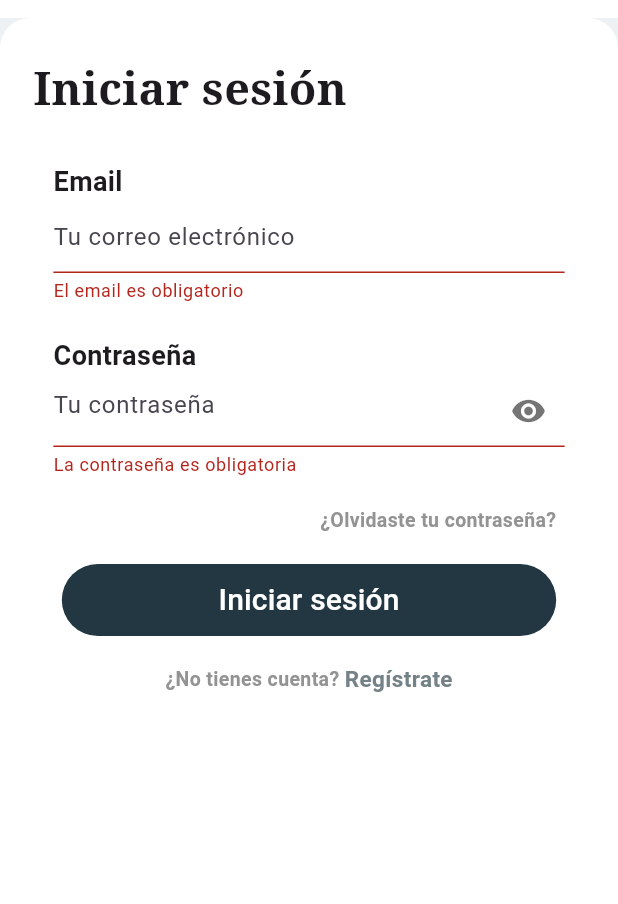
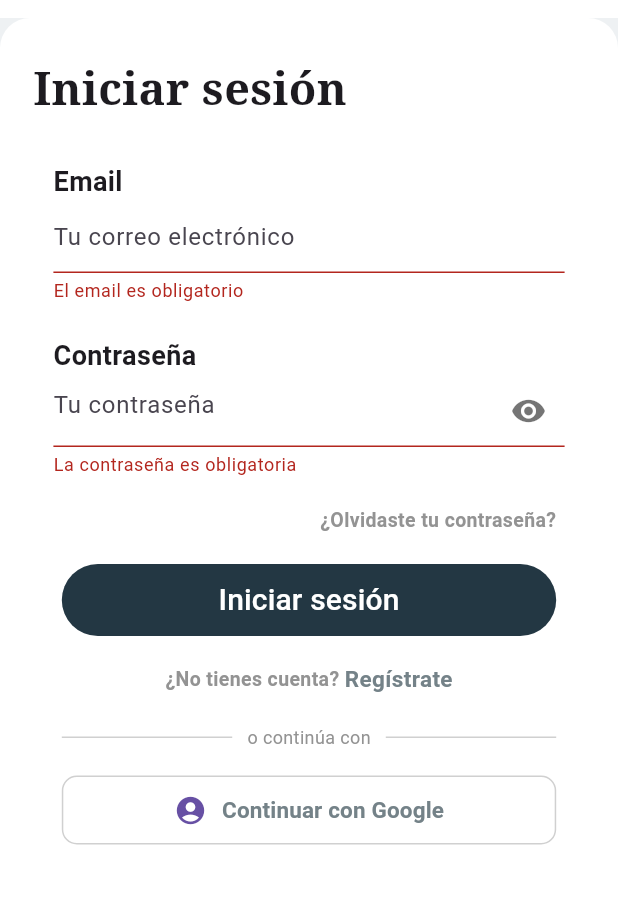
Before and after one commit to LFIT16/Front-RutaFormalizacion, a Flutter app: the screen it shows after launch, after a tap on "Iniciar sesión", on a phone screen of 412 x 824 dp, the part 297-1201 px from its top. Run offline on Flutter 3.47's test engine with Material 3 defaults, Android fonts, the phone set to English and light mode, and no system bars; our stand-ins replace email_validator, firebase_auth, firebase_core, flutter_dotenv, google_sign_in, image_picker and 1 more; accounts and stored records are empty; network calls fail.

Commit message:
Login-Login/Google

```diff
--- a/lib/components/login_page.dart
+++ b/lib/components/login_page.dart
@@ -4,12 +4,12 @@ import 'package:login_signup/components/common/page_header.dart';
 import 'package:login_signup/components/forget_password_page.dart';
 import 'package:login_signup/components/signup_page.dart';
 import 'package:login_signup/components/verify_code_page.dart';
+import 'package:login_signup/components/home_page.dart';
+import 'package:login_signup/components/common/page_heading.dart';
+import 'package:login_signup/components/common/custom_form_button.dart';
+import 'package:login_signup/services/auth_service.dart';
+import 'package:login_signup/services/token_service.dart';
 import 'package:email_validator/email_validator.dart';
-import 'package:login_signup/components/common/page_heading.dart';
-import 'package:login_signup/services/auth_service.dart';
-
-import 'package:login_signup/components/common/custom_form_button.dart';
-
 
 class LoginPage extends StatefulWidget {
   const LoginPage({Key? key}) : super(key: key);
@@ -19,7 +19,6 @@ class LoginPage extends StatefulWidget {
 }
 
 class _LoginPageState extends State<LoginPage> {
-  //
   final _loginFormKey = GlobalKey<FormState>();
   final TextEditingController _emailController = TextEditingController();
   final TextEditingController _passwordController = TextEditingController();
@@ -32,6 +31,91 @@ class _LoginPageState extends State<LoginPage> {
     super.dispose();
   }
 
+  // ─── LOGIN TRADICIONAL ────────────────────────────────────────────────────
+  void _handleLoginUser() async {
+    if (!_loginFormKey.currentState!.validate()) return;
+
+    setState(() => _isLoading = true);
+
+    final result = await AuthService.loginUser(
+      email: _emailController.text,
+      password: _passwordController.text,
+    );
+
+    setState(() => _isLoading = false);
+
+    if (!mounted) return;
+
+    if (result['success']) {
+      ScaffoldMessenger.of(context).showSnackBar(
+        SnackBar(
+          content: Text(result['message'] ?? 'Credenciales verificadas'),
+          backgroundColor: Colors.green,
+        ),
+      );
+      await Future.delayed(const Duration(milliseconds: 500));
+      if (mounted) {
+        Navigator.push(
+          context,
+          MaterialPageRoute(
+            builder: (context) => VerifyCodePage(
+              email: _emailController.text,
+              purpose: 'LOGIN',
+            ),
+          ),
+        );
+      }
+    } else {
+      ScaffoldMessenger.of(context).showSnackBar(
+        SnackBar(
+          content: Text(result['error'] ?? 'Error en el login'),
+          backgroundColor: Colors.red,
+        ),
+      );
+    }
+  }
+
+  // ─── LOGIN CON GOOGLE ────────────────────────────────────────────────────
+  void _handleGoogleLogin() async {
+    setState(() => _isLoading = true);
+
+    final result = await AuthService.loginWithGoogle();
+
+    setState(() => _isLoading = false);
+
+    if (!mounted) return;
+
+    if (result['success']) {
+      await TokenService.saveToken(result['token']);
+      await TokenService.saveUserInfo(
+        email: result['email'],
+        name: result['name'],
+      );
+      ScaffoldMessenger.of(context).showSnackBar(
+        const SnackBar(
+          content: Text('¡Bienvenido con Google!'),
+          backgroundColor: Colors.green,
+        ),
+      );
+      await Future.delayed(const Duration(milliseconds: 300));
+      if (mounted) {
+        Navigator.pushAndRemoveUntil(
+          context,
+          MaterialPageRoute(builder: (context) => const HomePage()),
+          (route) => false,
+        );
+      }
+    } else {
+      ScaffoldMessenger.of(context).showSnackBar(
+        SnackBar(
+          content: Text(result['error'] ?? 'Error con Google'),
+          backgroundColor: Colors.red,
+        ),
+      );
+    }
+  }
+
+  // ─── UI ──────────────────────────────────────────────────────────────────
   @override
   Widget build(BuildContext context) {
     Size size = MediaQuery.of(context).size;
@@ -45,29 +129,33 @@ class _LoginPageState extends State<LoginPage> {
               child: Container(
                 decoration: const BoxDecoration(
                   color: Colors.white,
-                    borderRadius: BorderRadius.vertical(top: Radius.circular(20),),
+                  borderRadius: BorderRadius.vertical(top: Radius.circular(20)),
                 ),
                 child: SingleChildScrollView(
                   child: Form(
                     key: _loginFormKey,
                     child: Column(
                       children: [
-                          const PageHeading(title: 'Iniciar sesión',),
+                        const PageHeading(title: 'Iniciar sesión'),
+
+                        // ── Campo email ──────────────────────────────────
                         CustomInputField(
                           controller: _emailController,
                           labelText: 'Email',
                           hintText: 'Tu correo electrónico',
                           validator: (textValue) {
-                              if(textValue == null || textValue.isEmpty) {
+                            if (textValue == null || textValue.isEmpty) {
                               return 'El email es obligatorio';
                             }
-                              if(!EmailValidator.validate(textValue)) {
+                            if (!EmailValidator.validate(textValue)) {
                               return 'Por favor ingresa un email válido';
                             }
                             return null;
-                            }
+                          },
                         ),
-                          const SizedBox(height: 16,),
+                        const SizedBox(height: 16),
+
+                        // ── Campo contraseña ─────────────────────────────
                         CustomInputField(
                           controller: _passwordController,
                           labelText: 'Contraseña',
@@ -75,20 +163,24 @@ class _LoginPageState extends State<LoginPage> {
                           obscureText: true,
                           suffixIcon: true,
                           validator: (textValue) {
-                              if(textValue == null || textValue.isEmpty) {
+                            if (textValue == null || textValue.isEmpty) {
                               return 'La contraseña es obligatoria';
                             }
                             return null;
                           },
                         ),
-                          const SizedBox(height: 16,),
+                        const SizedBox(height: 16),
+
+                        // ── ¿Olvidaste tu contraseña? ────────────────────
                         Container(
                           width: size.width * 0.80,
                           alignment: Alignment.centerRight,
                           child: GestureDetector(
-                              onTap: () => {
-                                Navigator.push(context, MaterialPageRoute(builder: (context) => const ForgetPasswordPage()))
-                              },
+                            onTap: () => Navigator.push(
+                              context,
+                              MaterialPageRoute(
+                                  builder: (context) => const ForgetPasswordPage()),
+                            ),
                             child: const Text(
                               '¿Olvidaste tu contraseña?',
                               style: TextStyle(
@@ -99,27 +191,104 @@ class _LoginPageState extends State<LoginPage> {
                             ),
                           ),
                         ),
-                          const SizedBox(height: 20,),
+                        const SizedBox(height: 20),
+
+                        // ── Botón iniciar sesión ─────────────────────────
                         _isLoading
                             ? const CircularProgressIndicator()
-                              : CustomFormButton(innerText: 'Iniciar sesión', onPressed: _handleLoginUser,),
-                          const SizedBox(height: 18,),
+                            : CustomFormButton(
+                                innerText: 'Iniciar sesión',
+                                onPressed: _handleLoginUser,
+                              ),
+                        const SizedBox(height: 18),
+
+                        // ── ¿No tienes cuenta? ───────────────────────────
                         SizedBox(
                           width: size.width * 0.8,
                           child: Row(
                             mainAxisAlignment: MainAxisAlignment.center,
                             children: [
-                                const Text('¿No tienes cuenta? ', style: TextStyle(fontSize: 13, color: Color(0xff939393), fontWeight: FontWeight.bold),),
+                              const Text(
+                                '¿No tienes cuenta? ',
+                                style: TextStyle(
+                                    fontSize: 13,
+                                    color: Color(0xff939393),
+                                    fontWeight: FontWeight.bold),
+                              ),
                               GestureDetector(
-                                  onTap: () => {
-                                    Navigator.push(context, MaterialPageRoute(builder: (context) => const SignupPage()))
-                                  },
-                                  child: const Text('Regístrate', style: TextStyle(fontSize: 15, color: Color(0xff748288), fontWeight: FontWeight.bold),),
+                                onTap: () => Navigator.push(
+                                  context,
+                                  MaterialPageRoute(
+                                      builder: (context) => const SignupPage()),
+                                ),
+                                child: const Text(
+                                  'Regístrate',
+                                  style: TextStyle(
+                                      fontSize: 15,
+                                      color: Color(0xff748288),
+                                      fontWeight: FontWeight.bold),
+                                ),
                               ),
                             ],
                           ),
                         ),
-                          const SizedBox(height: 20,),
+                        const SizedBox(height: 20),
+
+                        // ── Separador ────────────────────────────────────
+                        SizedBox(
+                          width: size.width * 0.80,
+                          child: Row(
+                            children: const [
+                              Expanded(child: Divider(color: Color(0xffD0D0D0))),
+                              Padding(
+                                padding: EdgeInsets.symmetric(horizontal: 10),
+                                child: Text(
+                                  'o continúa con',
+                                  style: TextStyle(
+                                      fontSize: 12, color: Color(0xff939393)),
+                                ),
+                              ),
+                              Expanded(child: Divider(color: Color(0xffD0D0D0))),
+                            ],
+                          ),
+                        ),
+                        const SizedBox(height: 16),
+
+                        // ── Botón Google ─────────────────────────────────
+                        SizedBox(
+                          width: size.width * 0.80,
+                          child: OutlinedButton(
+                            onPressed: _isLoading ? null : _handleGoogleLogin,
+                            style: OutlinedButton.styleFrom(
+                              padding: const EdgeInsets.symmetric(vertical: 12),
+                              side: const BorderSide(color: Color(0xffD0D0D0)),
+                              shape: RoundedRectangleBorder(
+                                borderRadius: BorderRadius.circular(10),
+                              ),
+                            ),
+                            child: Row(
+                              mainAxisAlignment: MainAxisAlignment.center,
+                              children: [
+                                Image.network(
+                                  'https://developers.google.com/identity/images/g-logo.png',
+                                  height: 22,
+                                  errorBuilder: (_, __, ___) =>
+                                      const Icon(Icons.account_circle, size: 22),
+                                ),
+                                const SizedBox(width: 10),
+                                const Text(
+                                  'Continuar con Google',
+                                  style: TextStyle(
+                                    fontSize: 15,
+                                    color: Color(0xff748288),
+                                    fontWeight: FontWeight.bold,
+                                  ),
+                                ),
+                              ],
+                            ),
+                          ),
+                        ),
+                        const SizedBox(height: 24),
                       ],
                     ),
                   ),
@@ -131,58 +300,4 @@ class _LoginPageState extends State<LoginPage> {
       ),
     );
   }
-
-  void _handleLoginUser() async {
-    // Validate form
-    if (!_loginFormKey.currentState!.validate()) {
-      return;
 }
-
-    setState(() {
-      _isLoading = true;
-    });
-
-    // Call login service
-    final result = await AuthService.loginUser(
-      email: _emailController.text,
-      password: _passwordController.text,
-    );
-
-    setState(() {
-      _isLoading = false;
-    });
-
-    if (mounted) {
-      if (result['success']) {
-        // Show success message
-        ScaffoldMessenger.of(context).showSnackBar(
-          SnackBar(
-            content: Text(result['message'] ?? 'Credenciales verificadas'),
-            backgroundColor: Colors.green,
-          ),
-        );
-        // Navigate to verification code page
-        await Future.delayed(const Duration(milliseconds: 500));
-        if (mounted) {
-          Navigator.push(
-            context,
-            MaterialPageRoute(
-              builder: (context) => VerifyCodePage(
-                email: _emailController.text,
-                purpose: 'LOGIN',
-              ),
-            ),
-          );
-        }
-      } else {
-        // Show error message
-        ScaffoldMessenger.of(context).showSnackBar(
-          SnackBar(
-            content: Text(result['error'] ?? 'Error en el login'),
-            backgroundColor: Colors.red,
-          ),
-        );
-      }
-    }
-  }
-}
--- a/lib/main.dart
+++ b/lib/main.dart
@@ -2,11 +2,15 @@ import 'package:flutter/material.dart';
 import 'package:firebase_core/firebase_core.dart'; // Import Firebase Core
 import 'package:login_signup/components/home_page.dart';
 import 'package:login_signup/components/login_page.dart';
+import 'package:login_signup/services/auth_service.dart';
 import 'package:login_signup/services/token_service.dart';
 
-void main() {
-  WidgetsFlutterBinding.ensureInitialized(); // Ensure Flutter is initialized
-  runApp(const MyApp());
+import 'package:flutter_dotenv/flutter_dotenv.dart';
+
+void main() async {
+  await dotenv.load();
+  AuthService.init();
+  runApp(MyApp());
 }
 
 class MyApp extends StatelessWidget {
```
Also changed, not shown: lib/services/auth_service.dart (+70 -22 lines), pubspec.lock, 6 other files. Lines whose indentation alone changed are shown as unchanged.
